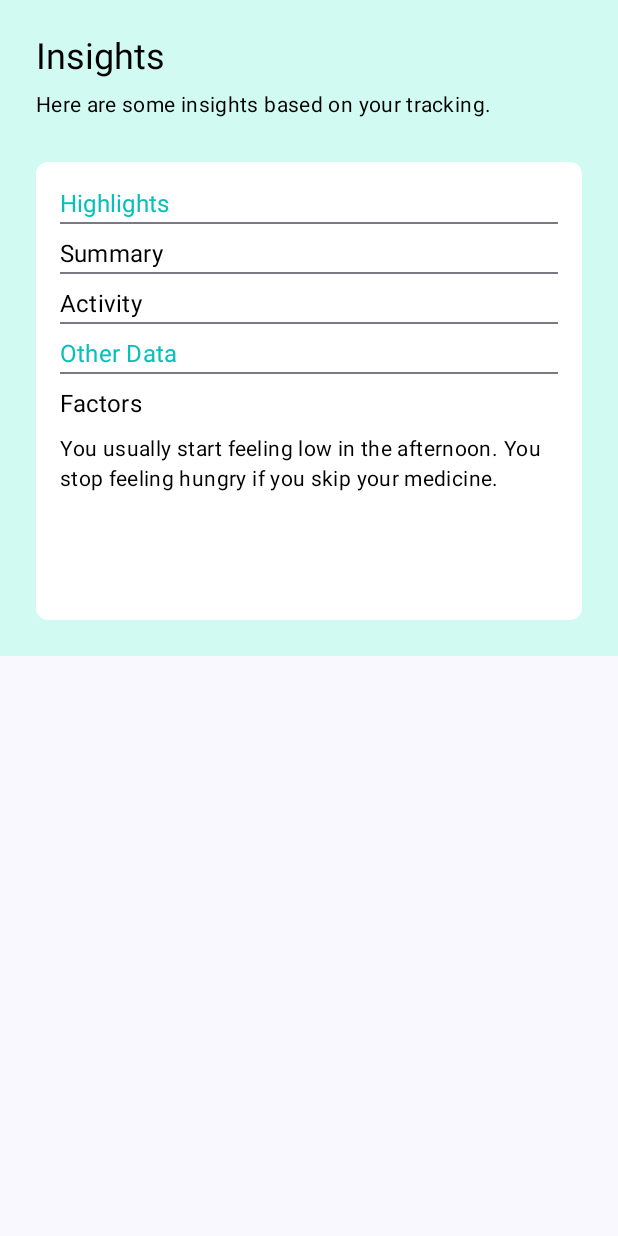
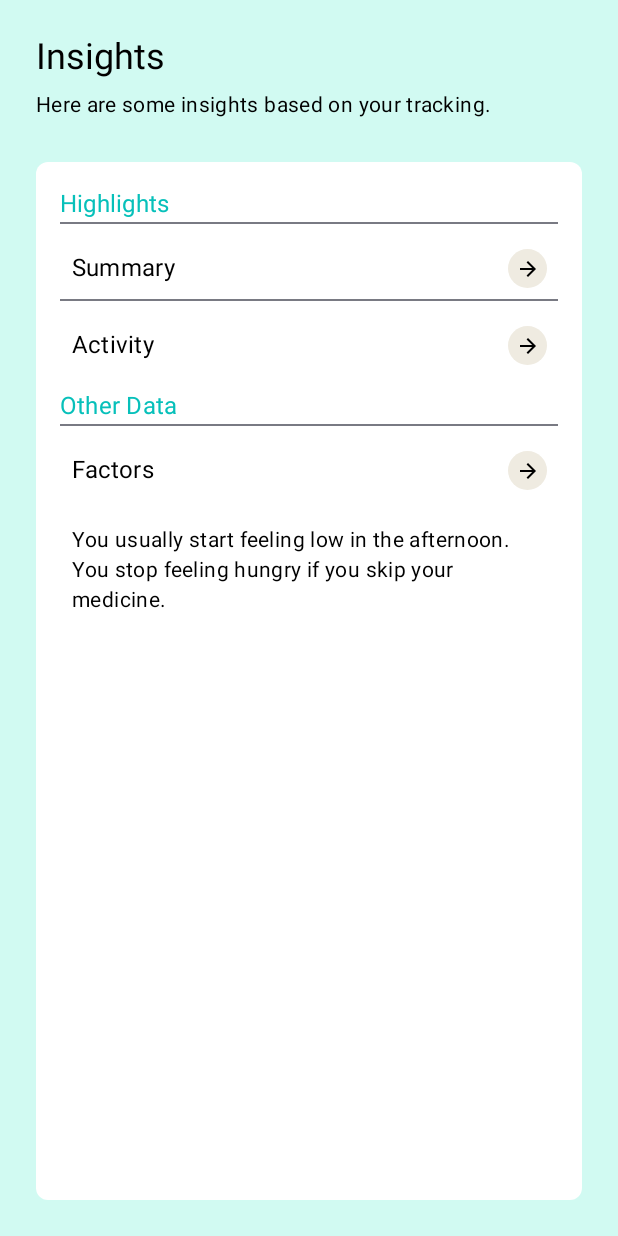
Before and after one commit to Yilendi/5120MentalHealth, an Android app built with Jetpack Compose: the composable InsightOverview shown on its own in the app's theme, on a phone screen of 412 x 824 dp. Run offline under Robolectric (Android 15) with nearby library versions, the phone set to English and light mode, and no system bars.

Commit message:
feat: add summary

```diff
--- a/CIS5120MentalHealth/app/src/main/java/com/example/cis5120mentalhealth/MoodDetails.kt
+++ b/CIS5120MentalHealth/app/src/main/java/com/example/cis5120mentalhealth/MoodDetails.kt
@@ -229,7 +229,7 @@
     Box(
         modifier = Modifier
             .fillMaxWidth()
-            .height(437.dp)
+            .wrapContentHeight()
             .background(Color(0xFFD1FAF2)) // Customizable background color
     ) {
         Column(
@@ -262,6 +262,9 @@
             .clip(RoundedCornerShape(8.dp)) // Rounded corners
             .background(Color.White) // White background
     ) {
+        var showDialog by remember { mutableStateOf(false) }
+        SummaryDialog(showDialog = showDialog, onDismiss = { showDialog = false })
+
         Column(modifier = Modifier.padding(16.dp)) { // Add padding inside the box
             // Highlights
             Text("Highlights", style = MaterialTheme.typography.subtitle1, color = Color(0xFF07C0BA))
@@ -269,14 +272,13 @@
 
             // Summary
             Spacer(modifier = Modifier.height(8.dp))
-            Text("Summary", style = MaterialTheme.typography.subtitle1)
-//            TextWithRoundIconButton( "Summary", "right", {})
+//            Text("Summary", style = MaterialTheme.typography.subtitle1)
+            TextWithRoundIconButton( "Summary", "right", { showDialog = true })
             Divider()
 
             // Activity
             Spacer(modifier = Modifier.height(8.dp))
-            Text("Activity", style = MaterialTheme.typography.subtitle1)
-            Divider()
+            TextWithRoundIconButton( "Activity", "right", {})
 
             // Other Data
             Spacer(modifier = Modifier.height(8.dp))
@@ -285,13 +287,14 @@
 
             // Factors
             Spacer(modifier = Modifier.height(8.dp))
-            Text("Factors", style = MaterialTheme.typography.subtitle1)
+            TextWithRoundIconButton( "Factors", "right", {})
 
             // Detailed text
             Spacer(modifier = Modifier.height(8.dp))
             Text(
                 "You usually start feeling low in the afternoon. You stop feeling hungry if you skip your medicine.",
-                style = MaterialTheme.typography.body2
+                style = MaterialTheme.typography.body2,
+                modifier = Modifier.padding(8.dp)
             )
         }
     }
```
Also changed, not shown: CIS5120MentalHealth/app/src/main/java/com/example/cis5120mentalhealth/InputDialog.kt (+81 -0 lines), CIS5120MentalHealth/app/src/main/java/com/example/cis5120mentalhealth/MoodScreen.kt (+24 -7 lines).
